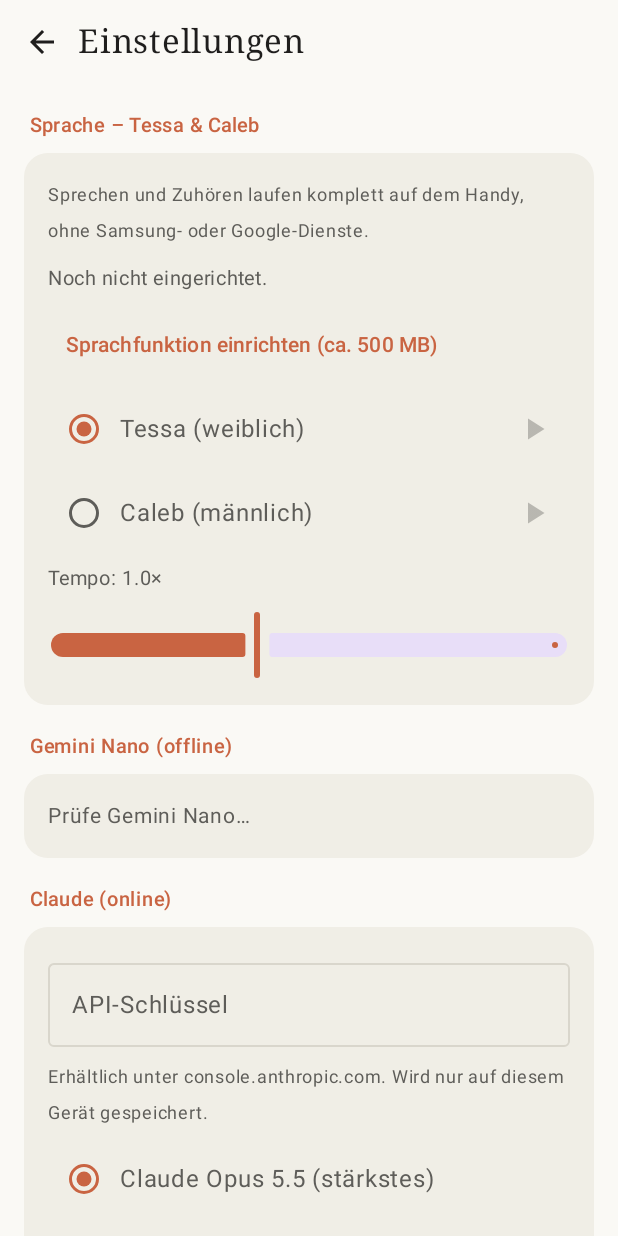
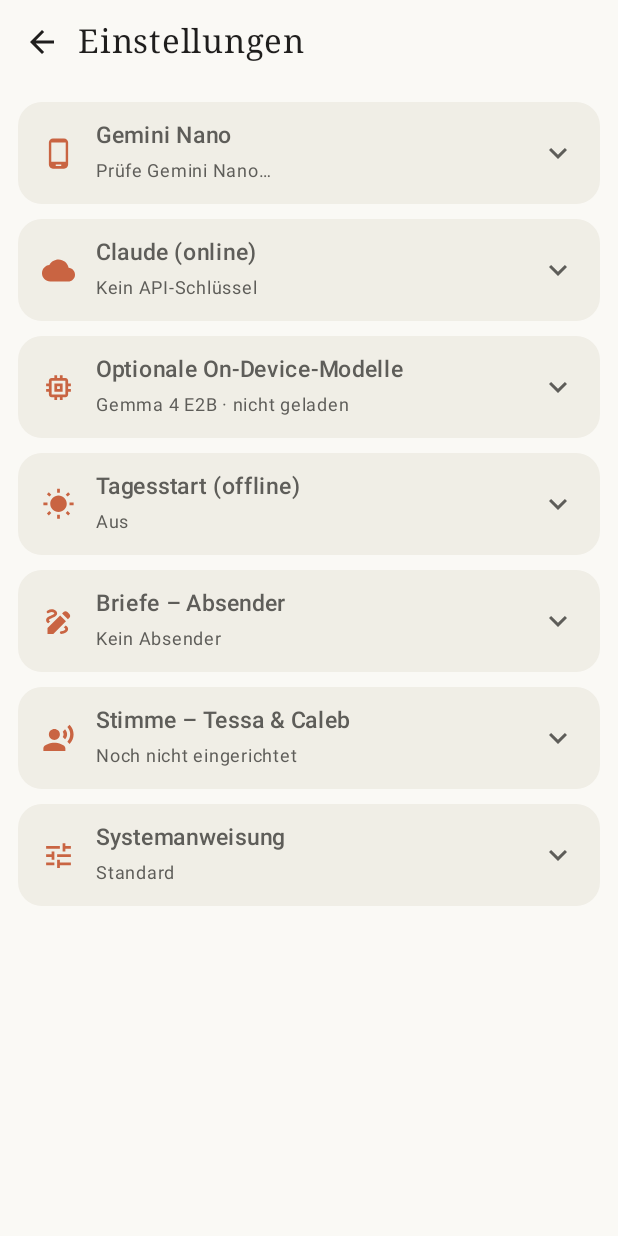
Before and after one commit to agmaz-dev/FA-Fold-KI, an Android app built with Jetpack Compose: the composable SettingsScreen shown on its own in the app's theme, on a phone screen of 412 x 824 dp. Run offline under Robolectric (Android 15) with nearby library versions, the phone set to English and light mode, and no system bars; libraries missing offline, so code that uses them is left out: ai.onnxruntime, com.google.mlkit.genai; pictures from the network do not load; 1 statement that could not run was skipped.

Commit message:
Einstellungen als aufklappbare Karten (Symbol, Titel, Statuszeile, Pfeil), Zustand bleibt beim Drehen/Klappen, 48-dp-Zeilen

```diff
--- a/app/src/main/java/de/foldki/app/ui/SettingsScreen.kt
+++ b/app/src/main/java/de/foldki/app/ui/SettingsScreen.kt
@@ -1,7 +1,24 @@
 package de.foldki.app.ui
 
 import androidx.activity.compose.BackHandler
+import androidx.compose.animation.AnimatedVisibility
+import androidx.compose.animation.animateContentSize
+import androidx.compose.animation.expandVertically
+import androidx.compose.animation.fadeIn
+import androidx.compose.animation.fadeOut
+import androidx.compose.animation.shrinkVertically
 import androidx.compose.foundation.clickable
+import androidx.compose.foundation.layout.heightIn
+import androidx.compose.material.icons.filled.Cloud
+import androidx.compose.material.icons.filled.Draw
+import androidx.compose.material.icons.filled.ExpandLess
+import androidx.compose.material.icons.filled.ExpandMore
+import androidx.compose.material.icons.filled.Memory
+import androidx.compose.material.icons.filled.PhoneAndroid
+import androidx.compose.material.icons.filled.RecordVoiceOver
+import androidx.compose.material.icons.filled.Tune
+import androidx.compose.material.icons.filled.WbSunny
+import androidx.compose.runtime.saveable.rememberSaveable
 import androidx.compose.foundation.layout.Arrangement
 import androidx.compose.foundation.layout.Box
 import androidx.compose.foundation.layout.Column
@@ -62,7 +79,7 @@ fun SettingsScreen(vm: ChatViewModel, ui: UiState, onBack: () -> Unit) {
     var model by remember { mutableStateOf(vm.settings.claudeModel) }
     var system by remember { mutableStateOf(vm.settings.systemPrompt) }
     // Sub-page: edit a sender profile (folded full screen, unfolded inside the left pane).
-    var editProfile by androidx.compose.runtime.saveable.rememberSaveable { mutableStateOf<String?>(null) }
+    var editProfile by rememberSaveable { mutableStateOf<String?>(null) }
     var rate by remember { mutableFloatStateOf(vm.settings.ttsRate) }
     var stVoice by remember { mutableStateOf(vm.settings.stVoice) }
     val stStatus by vm.stStatus.collectAsStateWithLifecycle()
@@ -87,11 +104,40 @@ fun SettingsScreen(vm: ChatViewModel, ui: UiState, onBack: () -> Unit) {
                 Text("Einstellungen", fontFamily = FontFamily.Serif, fontSize = 22.sp)
             }
             Box(Modifier.weight(1f).fillMaxWidth(), contentAlignment = Alignment.TopCenter) {
+                val openCards = rememberSaveable(saver = androidx.compose.runtime.saveable.listSaver(
+                    save = { it.value.toList() }, restore = { mutableStateOf(it.toSet()) },
+                )) { mutableStateOf(emptySet<String>()) }
+                androidx.compose.runtime.CompositionLocalProvider(LocalOpenCards provides openCards) {
                 Column(
-                    Modifier.widthIn(max = 720.dp).fillMaxWidth().verticalScroll(rememberScrollState()).padding(16.dp),
-                    verticalArrangement = Arrangement.spacedBy(16.dp),
+                    Modifier.widthIn(max = 720.dp).fillMaxWidth().verticalScroll(rememberScrollState()).padding(horizontal = 12.dp, vertical = 12.dp),
+                    verticalArrangement = Arrangement.spacedBy(10.dp),
                 ) {
-                    Section("Sprache – Tessa & Caleb") {
+                    // Collapsible cards (like the Grok app): tap the header to open or close a card.
+                    Card("nano", Icons.Default.PhoneAndroid, "Gemini Nano", if (ui.nanoReady) "Bereit · offline · Standard" else ui.nanoStatus) {
+                        Text(ui.nanoStatus, fontSize = 14.sp)
+                        Hint("Gemini Nano läuft auf dem Handy und ist immer Standard und Ersatz, auch wenn Gemma eingeschaltet ist.")
+                    }
+                    Card("claude", Icons.Default.Cloud, "Claude (online)", if (key.isBlank()) "Kein API-Schlüssel" else Settings.MODELS.firstOrNull { it.first == model }?.second ?: model) {
+                        OutlinedTextField(
+                            value = key, onValueChange = { key = it },
+                            label = { Text("API-Schlüssel") },
+                            placeholder = { Text("sk-ant-…") },
+                            singleLine = true,
+                            visualTransformation = PasswordVisualTransformation(),
+                            modifier = Modifier.fillMaxWidth(),
+                        )
+                        Hint("Erhältlich unter console.anthropic.com. Wird nur auf diesem Gerät gespeichert.")
+                        Settings.MODELS.forEach { (id, label) ->
+                            Row(Modifier.fillMaxWidth().heightIn(min = 48.dp).clickable { model = id }, verticalAlignment = Alignment.CenterVertically) {
+                                RadioButton(selected = model == id, onClick = { model = id })
+                                Text(label)
+                            }
+                        }
+                    }
+                    Card("gemma", Icons.Default.Memory, "Optionale On-Device-Modelle", gemmaSummary(ui)) { GemmaSettings(vm, ui) }
+                    Card("brief", Icons.Default.WbSunny, "Tagesstart (offline)", briefSummary(vm)) { BriefSettings(vm) }
+                    Card("sender", Icons.Default.Draw, "Briefe – Absender", senderSummary(vm)) { SenderProfilesList(vm, onEdit = { editProfile = it }) }
+                    Card("voice", Icons.Default.RecordVoiceOver, "Stimme – Tessa & Caleb", if (stReady) "Eingerichtet · " + (Supertonic.VOICES[stVoice]?.second ?: stVoice) else "Noch nicht eingerichtet") {
                         Hint("Sprechen und Zuhören laufen komplett auf dem Handy, ohne Samsung- oder Google-Dienste.")
                         Text(stStatus, fontSize = 13.sp, color = MaterialTheme.colorScheme.onSurfaceVariant)
                         Row(verticalAlignment = Alignment.CenterVertically) {
@@ -105,7 +151,7 @@ fun SettingsScreen(vm: ChatViewModel, ui: UiState, onBack: () -> Unit) {
                             }
                         }
                         Supertonic.VOICES.forEach { (id, v) ->
-                            Row(Modifier.fillMaxWidth().clickable { stVoice = id }, verticalAlignment = Alignment.CenterVertically) {
+                            Row(Modifier.fillMaxWidth().heightIn(min = 48.dp).clickable { stVoice = id }, verticalAlignment = Alignment.CenterVertically) {
                                 RadioButton(selected = stVoice == id, onClick = { stVoice = id })
                                 Text(v.second, modifier = Modifier.weight(1f))
                                 IconButton(
@@ -117,36 +163,7 @@ fun SettingsScreen(vm: ChatViewModel, ui: UiState, onBack: () -> Unit) {
                         Text("Tempo: ${"%.1f".format(rate)}×", fontSize = 13.sp)
                         Slider(value = rate, onValueChange = { rate = it }, valueRange = 0.6f..1.6f)
                     }
-
-                    Section("Gemini Nano (offline)") {
-                        Text(ui.nanoStatus, fontSize = 14.sp)
-                    }
-
-                    Section("Claude (online)") {
-                        OutlinedTextField(
-                            value = key, onValueChange = { key = it },
-                            label = { Text("API-Schlüssel") },
-                            placeholder = { Text("sk-ant-…") },
-                            singleLine = true,
-                            visualTransformation = PasswordVisualTransformation(),
-                            modifier = Modifier.fillMaxWidth(),
-                        )
-                        Hint("Erhältlich unter console.anthropic.com. Wird nur auf diesem Gerät gespeichert.")
-                        Settings.MODELS.forEach { (id, label) ->
-                            Row(Modifier.fillMaxWidth().clickable { model = id }, verticalAlignment = Alignment.CenterVertically) {
-                                RadioButton(selected = model == id, onClick = { model = id })
-                                Text(label)
-                            }
-                        }
-                    }
-
-                    Section("Optionale On-Device-Modelle") { GemmaSettings(vm, ui) }
-
-                    Section("Tagesstart (offline)") { BriefSettings(vm) }
-
-                    Section("Briefe – Absender") { SenderProfilesList(vm, onEdit = { editProfile = it }) }
-
-                    Section("Persönlichkeit") {
+                    Card("system", Icons.Default.Tune, "Systemanweisung", if (system.trim() == Settings.DEFAULT_SYSTEM.trim()) "Standard" else "Eigene Anweisung") {
                         OutlinedTextField(
                             value = system, onValueChange = { system = it },
                             label = { Text("Anweisung an die KI") },
@@ -156,27 +173,57 @@ fun SettingsScreen(vm: ChatViewModel, ui: UiState, onBack: () -> Unit) {
                     }
                     Spacer(Modifier.height(24.dp))
                 }
+                }
             }
         }
     }
 }
 
 @Composable
-private fun Section(title: String, content: @Composable ColumnScope.() -> Unit) {
-    Column {
-        Text(
-            title, fontWeight = FontWeight.Medium, fontSize = 13.sp,
-            color = MaterialTheme.colorScheme.primary, modifier = Modifier.padding(start = 4.dp, bottom = 6.dp),
-        )
-        Surface(
-            shape = RoundedCornerShape(16.dp),
-            color = MaterialTheme.colorScheme.surfaceVariant,
-            modifier = Modifier.fillMaxWidth(),
-        ) {
-            Column(Modifier.padding(16.dp), verticalArrangement = Arrangement.spacedBy(8.dp), content = content)
+private fun Card(
+    id: String,
+    icon: androidx.compose.ui.graphics.vector.ImageVector,
+    title: String,
+    summary: String,
+    content: @Composable ColumnScope.() -> Unit,
+) {
+    val open = LocalOpenCards.current
+    val expanded = id in open.value
+    Surface(
+        shape = RoundedCornerShape(16.dp),
+        color = MaterialTheme.colorScheme.surfaceVariant,
+        modifier = Modifier.fillMaxWidth().animateContentSize(),
+    ) {
+        Column {
+            Row(
+                Modifier.fillMaxWidth().heightIn(min = 64.dp)
+                    .clickable(onClickLabel = if (expanded) "Zuklappen" else "Aufklappen") {
+                        open.value = if (expanded) open.value - id else open.value + id
+                    }
+                    .padding(horizontal = 16.dp, vertical = 10.dp),
+                verticalAlignment = Alignment.CenterVertically,
+            ) {
+                Icon(icon, null, tint = MaterialTheme.colorScheme.primary, modifier = Modifier.size(22.dp))
+                Spacer(Modifier.width(14.dp))
+                Column(Modifier.weight(1f)) {
+                    Text(title, fontWeight = FontWeight.Medium, fontSize = 15.sp)
+                    Text(summary, fontSize = 12.sp, color = MaterialTheme.colorScheme.onSurfaceVariant, maxLines = 2)
+                }
+                Icon(
+                    if (expanded) Icons.Default.ExpandLess else Icons.Default.ExpandMore,
+                    if (expanded) "Zuklappen" else "Aufklappen",
+                    tint = MaterialTheme.colorScheme.onSurfaceVariant,
+                )
+            }
+            AnimatedVisibility(visible = expanded, enter = expandVertically() + fadeIn(), exit = shrinkVertically() + fadeOut()) {
+                Column(Modifier.padding(start = 16.dp, end = 16.dp, bottom = 16.dp), verticalArrangement = Arrangement.spacedBy(8.dp), content = content)
+            }
         }
     }
 }
+
+/** Which cards are open (kept across rotation and folding). */
+private val LocalOpenCards = androidx.compose.runtime.staticCompositionLocalOf<androidx.compose.runtime.MutableState<Set<String>>> { error("no cards") }
 
 @Composable
 private fun Hint(text: String) {
```
